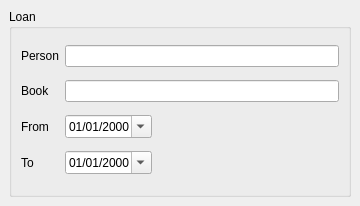
Before: the Qt Designer form src/com/axiastudio/pypapi/demo/forms/loan.ui in tizianolattisi/pypapi, drawn with Qt 5.
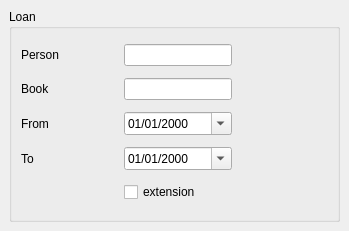
After: the same form once the commit is applied. Custom widgets are drawn as their Qt base class.

```diff
--- a/src/com/axiastudio/pypapi/demo/forms/loan.ui
+++ b/src/com/axiastudio/pypapi/demo/forms/loan.ui
@@ -6,8 +6,8 @@
    <rect>
     <x>0</x>
     <y>0</y>
-    <width>360</width>
-    <height>206</height>
+    <width>349</width>
+    <height>231</height>
    </rect>
   </property>
   <property name="windowTitle">
@@ -28,7 +28,7 @@
          </property>
         </widget>
        </item>
-       <item row="0" column="1" colspan="2">
+       <item row="0" column="1">
         <widget class="com.axiastudio.pypapi.ui.widgets.PyPaPiEntityPicker" name="lineEdit">
          <property name="column" stdset="0">
           <string>Person</string>
@@ -45,7 +45,7 @@
          </property>
         </widget>
        </item>
-       <item row="1" column="1" colspan="2">
+       <item row="1" column="1">
         <widget class="com.axiastudio.pypapi.ui.widgets.PyPaPiEntityPicker" name="lineEdit_2">
          <property name="column" stdset="0">
           <string>Book</string>
@@ -121,6 +121,29 @@
          </property>
         </spacer>
        </item>
+       <item row="4" column="0">
+        <spacer name="horizontalSpacer_3">
+         <property name="orientation">
+          <enum>Qt::Horizontal</enum>
+         </property>
+         <property name="sizeHint" stdset="0">
+          <size>
+           <width>40</width>
+           <height>20</height>
+          </size>
+         </property>
+        </spacer>
+       </item>
+       <item row="4" column="1">
+        <widget class="QCheckBox" name="checkBox">
+         <property name="text">
+          <string>extension</string>
+         </property>
+         <property name="column" stdset="0">
+          <string>extension</string>
+         </property>
+        </widget>
+       </item>
       </layout>
      </widget>
     </item>
```
